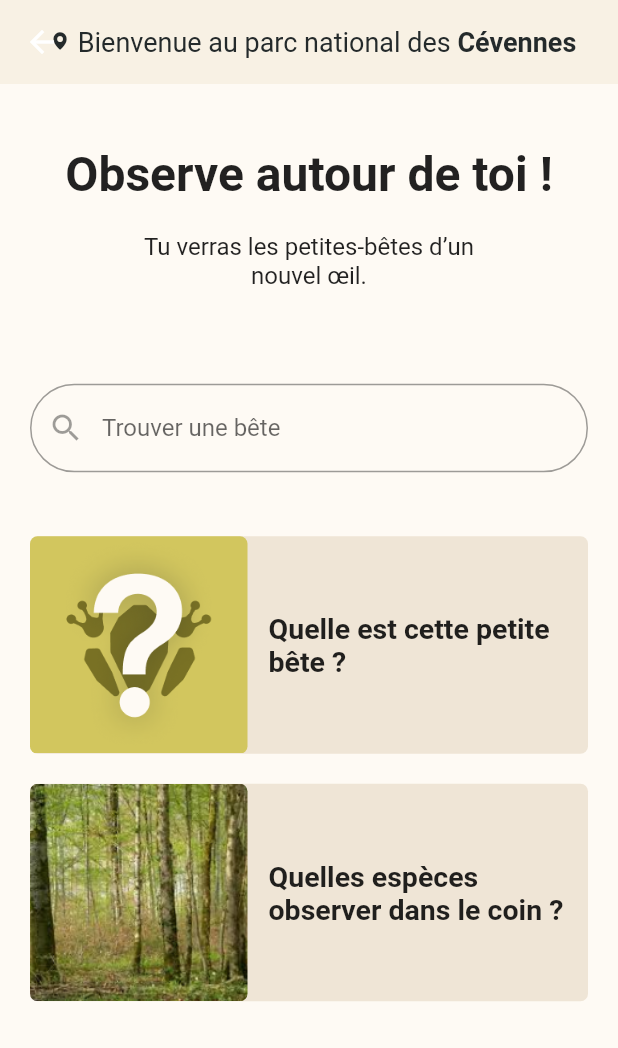
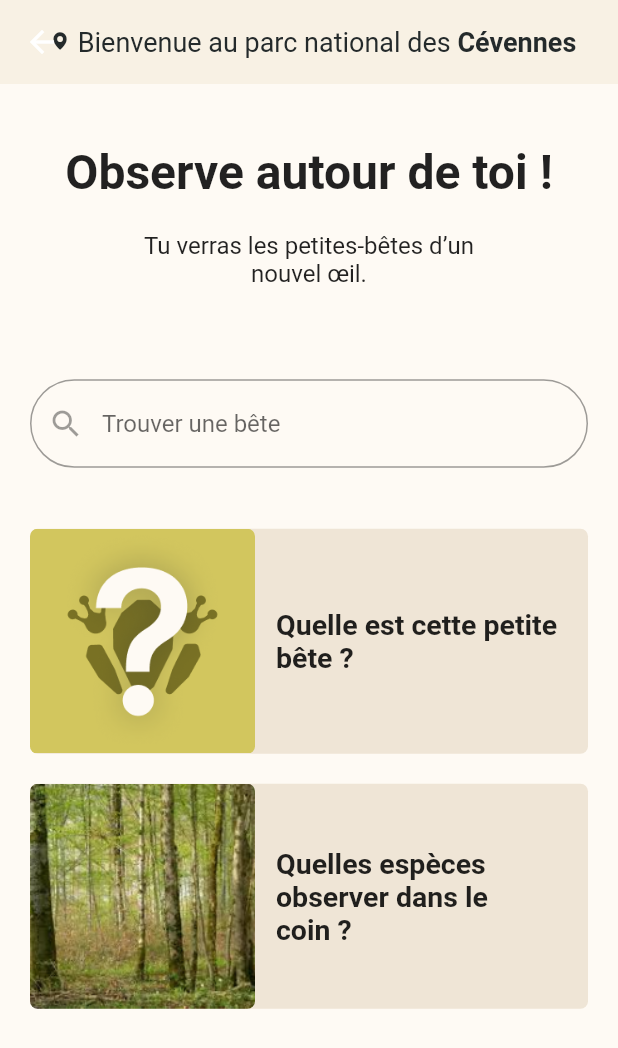
Before and after one commit to MaxLepan/projet_B3, a Flutter app: the SearchView screen opened by its route, on a phone screen of 412 x 824 dp. Shown: the top 1048 px of the screen. Run offline on Flutter 3.47's test engine with Material 2 defaults, Android fonts, the phone set to English and light mode, and no system bars; our stand-ins replace cloud_firestore, firebase_core, firebase_storage, flutter_map, geolocator, image_picker and 2 more; missing offline and left inert: dart:ffi, flutter_map_location_marker, graph_collection; accounts and stored records are empty.

Commit message:
FIX [Basic Search] Changed question card size

```diff
--- a/lib/Search/search_view_block_question_card.dart
+++ b/lib/Search/search_view_block_question_card.dart
@@ -10,7 +10,7 @@ class QuestionCard extends StatelessWidget {
 
   @override
   Widget build(BuildContext context) {
-    const double size = 145;
+    const double size = 150;
 
     return Container(
       height: size,
```
